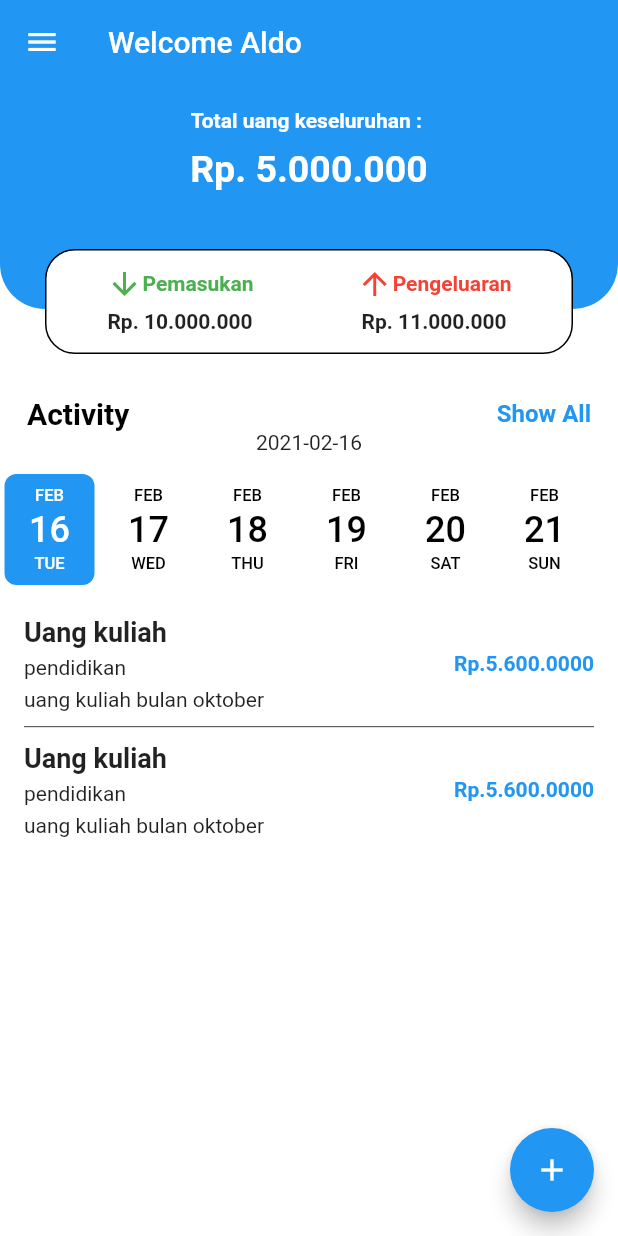
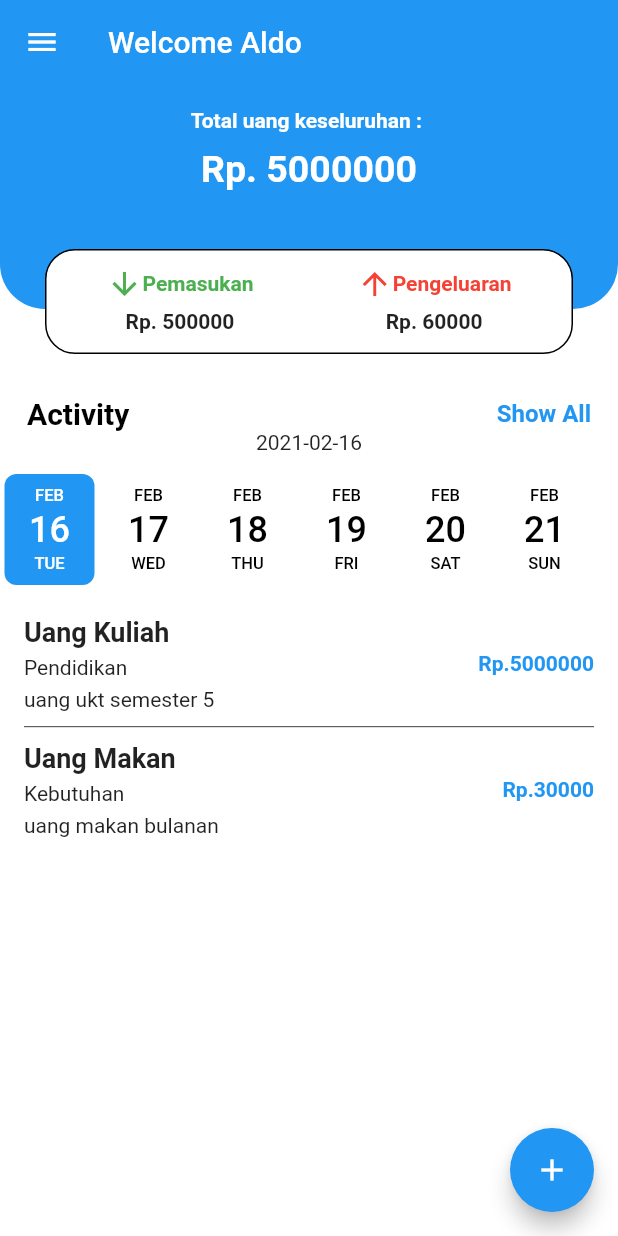
Before and after one commit to AldoReghan/nabungskuy, a Flutter app: the screen it shows after launch, on a phone screen of 412 x 824 dp. Run offline on Flutter 3.47's test engine with Material 2 defaults, Android fonts, the phone set to English and light mode, and no system bars; drawn by our look-alikes of date_picker_timeline.

Commit message:
modified component

```diff
--- a/lib/components/cardItem.dart
+++ b/lib/components/cardItem.dart
@@ -1,6 +1,6 @@
 import 'package:flutter/material.dart';
 
-Widget cardInOut() {
+Widget cardInOut(int nominaPemasukan,int nominalKeluaran) {
   return Padding(
     padding: EdgeInsets.only(left: 30, right: 30, top: 10),
     child: Container(
@@ -34,7 +34,7 @@ Widget cardInOut() {
                   height: 5,
                 ),
                 Text(
-                  'Rp. 10.000.000',
+                  "Rp. "+nominaPemasukan.toString(),
                   style: TextStyle(fontWeight: FontWeight.bold),
                 )
               ],
@@ -62,7 +62,7 @@ Widget cardInOut() {
                   height: 5,
                 ),
                 Text(
-                  'Rp. 11.000.000',
+                  'Rp. '+nominalKeluaran.toString(),
                   style: TextStyle(
                     fontWeight: FontWeight.bold,
                   ),
--- a/lib/components/cardList.dart
+++ b/lib/components/cardList.dart
@@ -1,6 +1,7 @@
 import 'package:flutter/material.dart';
 
-Widget cardList() {
+Widget cardList(String namaTabungan, String kategori, String deskripsi, int nominals) {
+  String nominal = nominals.toString();
   return GestureDetector(
     onTap: () => print("object"),
     child: Container(
@@ -12,14 +13,14 @@ Widget cardList() {
               crossAxisAlignment: CrossAxisAlignment.start,
               children: [
                 Text(
-                  "Uang kuliah",
+                  namaTabungan,
                   style: TextStyle(fontSize: 18, fontWeight: FontWeight.bold),
                 ),
                 SizedBox(height: 5),
-                Text("pendidikan"),
+                Text(kategori),
                 SizedBox(height: 5),
                 Text(
-                  "uang kuliah bulan oktober",
+                  deskripsi,
                   textAlign: TextAlign.left,
                 ),
               ],
@@ -27,7 +28,7 @@ Widget cardList() {
           ),
           Spacer(),
           Text(
-            "Rp.5.600.0000",
+            "Rp."+nominal,
             style: TextStyle(color: Colors.blue, fontWeight: FontWeight.bold),
           ),
         ],
--- a/lib/components/stackHeaderList.dart
+++ b/lib/components/stackHeaderList.dart
@@ -1,7 +1,8 @@
 import 'package:flutter/material.dart';
 import 'package:nabungskuy/components/cardItem.dart';
 
-Widget stackHeaderList(BuildContext context) {
+Widget stackHeaderList(BuildContext context, int nominals) {
+  String nominal = nominals.toString();
   return Stack(
     children: [
       Container(
@@ -33,7 +34,7 @@ Widget stackHeaderList(BuildContext context) {
                             height: 10,
                           ),
                           Text(
-                            'Rp. 5.000.000',
+                            'Rp. '+nominal,
                             style: TextStyle(
                                 color: Colors.white,
                                 fontWeight: FontWeight.bold,
@@ -47,7 +48,7 @@ Widget stackHeaderList(BuildContext context) {
           ],
         ),
       ),
-      cardInOut()
+      cardInOut(500000,60000)
     ],
   );
 }
--- a/lib/main.dart
+++ b/lib/main.dart
@@ -1,7 +1,6 @@
 import 'package:flutter/material.dart';
 import 'package:flutter/widgets.dart';
 import 'package:nabungskuy/page/home.dart';
-import 'package:nabungskuy/page/login.dart';
 import 'package:flutter/services.dart';
 
 void main() {
--- a/lib/page/home.dart
+++ b/lib/page/home.dart
@@ -37,7 +37,7 @@ class _HomePageState extends State<HomePage> {
       body: SingleChildScrollView(
         child: Column(
           children: [
-            stackHeaderList(context),
+            stackHeaderList(context, 5000000),
             SizedBox(
               height: 10,
             ),
@@ -96,7 +96,7 @@ class _HomePageState extends State<HomePage> {
                 height: 300,
                 child: ListView(
                   children: [
-                    cardList(),
+                    cardList('Uang Kuliah','Pendidikan','uang ukt semester 5',5000000),
                     SizedBox(
                       height: 10,
                     ),
@@ -105,7 +105,7 @@ class _HomePageState extends State<HomePage> {
                       height: 1,
                       thickness: 0.5,
                     ),
-                    cardList()
+                    cardList('Uang Makan','Kebutuhan','uang makan bulanan',30000)
                   ],
                 ),
               ),
```
Also changed, not shown: lib/page/login.dart (deleted, +0 -31 lines), lib/page/register.dart (deleted), 3 other files.
